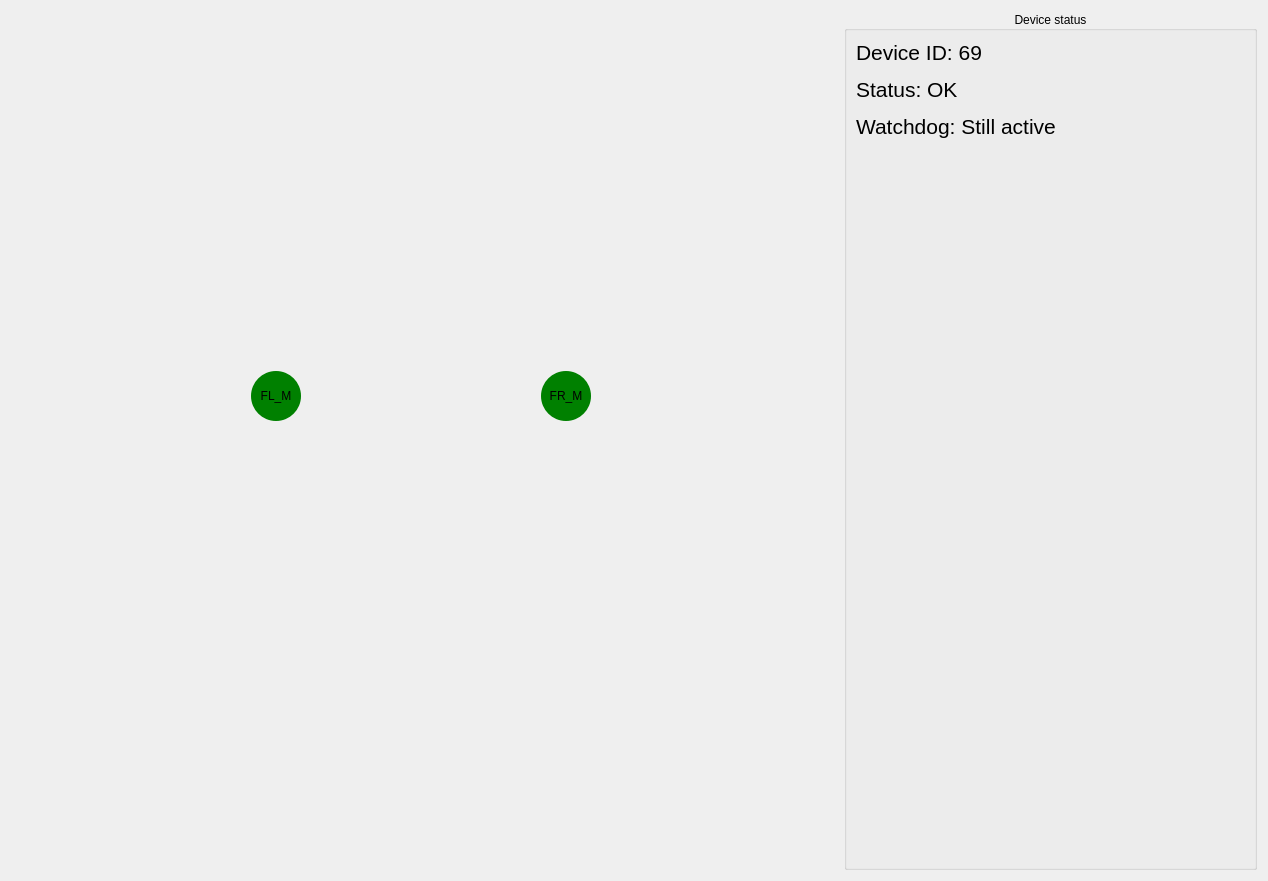
This is rover_gui/ui/ui/DeviceStatus.ui in robotique-udes/rover as Qt 5 draws it before an edit. The edited form follows.
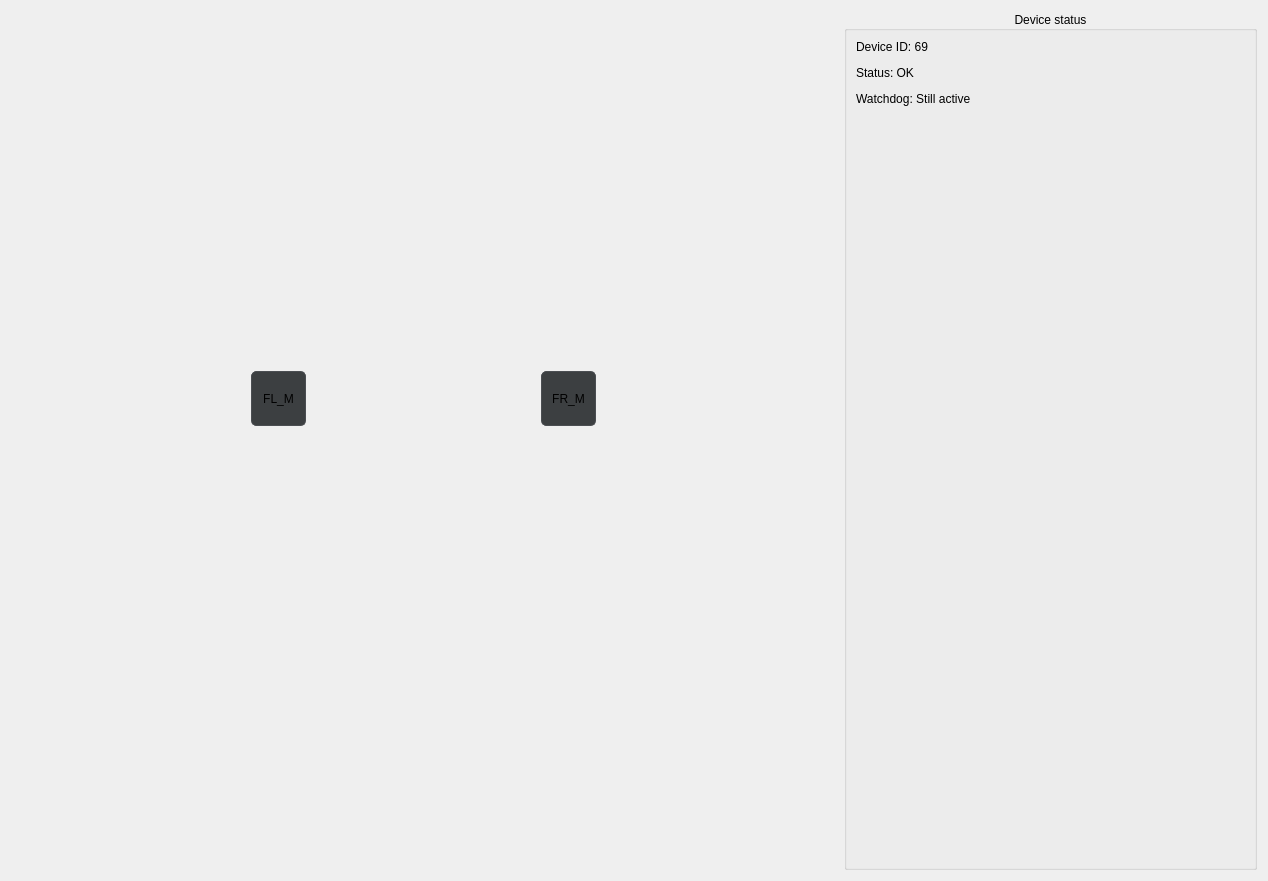
This is the edited form. Icons and pictures are not drawn.

```diff
--- a/rover_gui/ui/ui/DeviceStatus.ui
+++ b/rover_gui/ui/ui/DeviceStatus.ui
@@ -52,8 +52,8 @@
        <rect>
         <x>530</x>
         <y>360</y>
-        <width>50</width>
-        <height>50</height>
+        <width>55</width>
+        <height>55</height>
        </rect>
       </property>
       <property name="sizePolicy">
@@ -64,21 +64,25 @@
       </property>
       <property name="minimumSize">
        <size>
-        <width>50</width>
-        <height>50</height>
+        <width>55</width>
+        <height>55</height>
        </size>
       </property>
       <property name="maximumSize">
        <size>
-        <width>50</width>
-        <height>50</height>
+        <width>55</width>
+        <height>55</height>
        </size>
       </property>
+      <property name="autoFillBackground">
+       <bool>false</bool>
+      </property>
       <property name="styleSheet">
        <string notr="true">QPushButton {
-    background-color: green;
-    border-radius: 25px;
-    border: none;
+    background-color: #3c3f41;
+    border: 1px solid #4b4e52;
+    border-radius: 5px;
+    padding: 5px 10px;
 }</string>
       </property>
       <property name="text">
@@ -99,8 +103,8 @@
        <rect>
         <x>240</x>
         <y>360</y>
-        <width>50</width>
-        <height>50</height>
+        <width>55</width>
+        <height>55</height>
        </rect>
       </property>
       <property name="sizePolicy">
@@ -111,21 +115,22 @@
       </property>
       <property name="minimumSize">
        <size>
-        <width>50</width>
-        <height>50</height>
+        <width>55</width>
+        <height>55</height>
        </size>
       </property>
       <property name="maximumSize">
        <size>
-        <width>50</width>
-        <height>50</height>
+        <width>55</width>
+        <height>55</height>
        </size>
       </property>
       <property name="styleSheet">
        <string notr="true">QPushButton {
-    background-color: green;
-    border-radius: 25px;
-    border: none;
+    background-color: #3c3f41;
+    border: 1px solid #4b4e52;
+    border-radius: 5px;
+    padding: 5px 10px;
 }</string>
       </property>
       <property name="text">
@@ -157,7 +162,7 @@
         <item>
          <widget class="QLabel" name="StatusInfo">
           <property name="text">
-           <string>&lt;html&gt;&lt;head/&gt;&lt;body&gt;&lt;p&gt;&lt;span style=&quot; font-size:16pt;&quot;&gt;Device ID: 69&lt;/span&gt;&lt;/p&gt;&lt;p&gt;&lt;span style=&quot; font-size:16pt;&quot;&gt;Status: OK&lt;/span&gt;&lt;/p&gt;&lt;p&gt;&lt;span style=&quot; font-size:16pt;&quot;&gt;Watchdog: Still active&lt;/span&gt;&lt;/p&gt;&lt;/body&gt;&lt;/html&gt;</string>
+           <string>&lt;html&gt;&lt;head/&gt;&lt;body&gt;&lt;p&gt;Device ID: 69&lt;/p&gt;&lt;p&gt;Status: OK&lt;/p&gt;&lt;p&gt;Watchdog: Still active&lt;/p&gt;&lt;/body&gt;&lt;/html&gt;</string>
           </property>
           <property name="scaledContents">
            <bool>false</bool>
```
